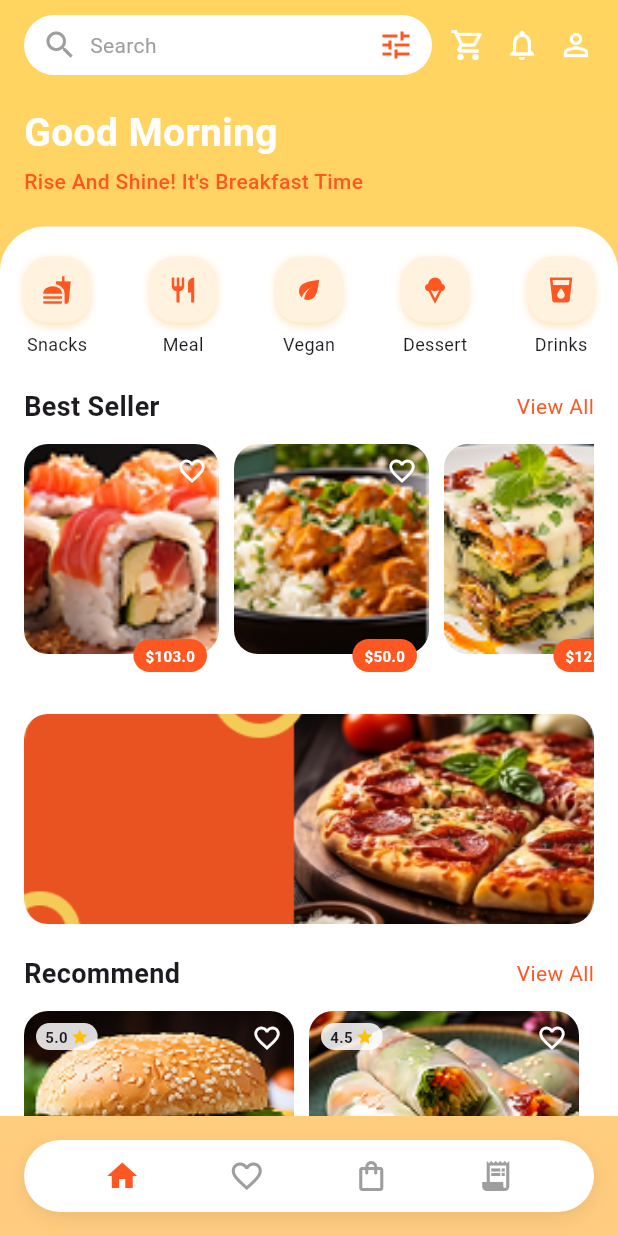
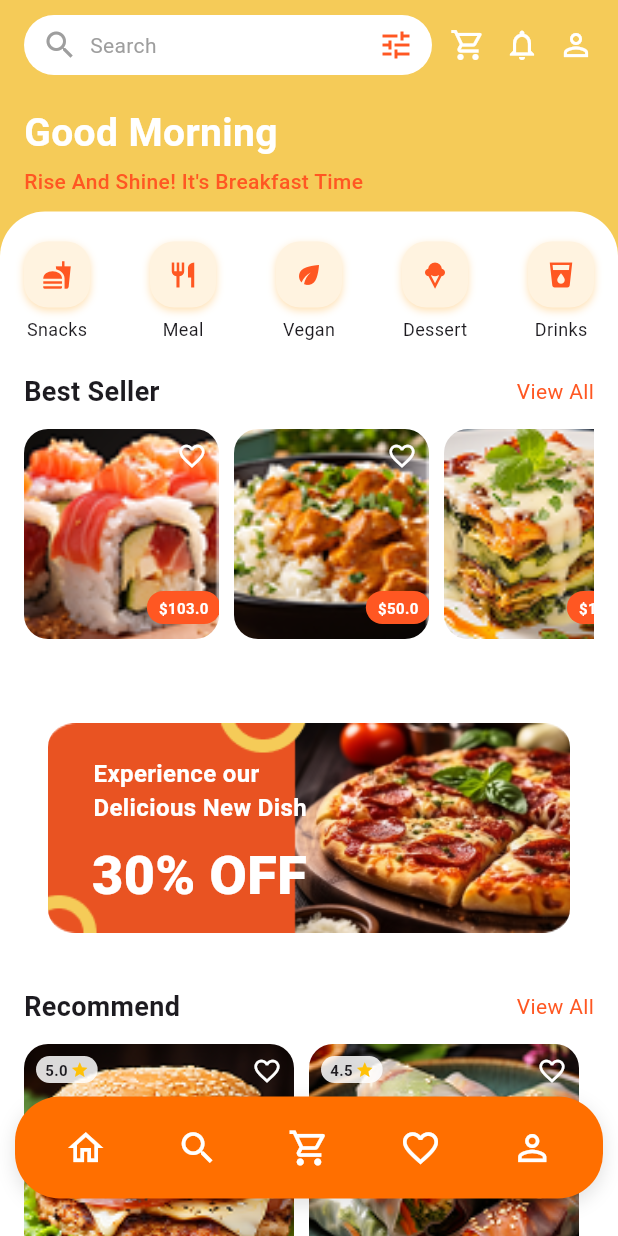
Before and after one commit to Skretcher/yumquick, a Flutter app: the HomeScreen screen opened by its route, on a phone screen of 412 x 824 dp. Run offline on Flutter 3.47's test engine with Material 3 defaults, Android fonts, the phone set to English and light mode, and no system bars; our stand-ins replace flutter_screenutil, go_router.

Commit message:
feature-btmnavbar-added

```diff
--- a/lib/screens/home_screen.dart
+++ b/lib/screens/home_screen.dart
@@ -6,26 +6,22 @@ class HomeScreen extends StatelessWidget {
   @override
   Widget build(BuildContext context) {
     return Scaffold(
-      extendBody: true, // for floating effect
-      body: Container(
-        decoration: const BoxDecoration(
-          gradient: LinearGradient(
-            colors: [Color(0xFFFFD55F), Color(0xFFFFCC80)],
-            begin: Alignment.topCenter,
-            end: Alignment.bottomCenter,
-          ),
-        ),
-        child: SafeArea(
-          child: SingleChildScrollView(
+      backgroundColor: const Color(0xFFF5CB58), // 🍋 Yellow background
+
+      body: Stack(
+        children: [
+          // ✅ Main Content
+          SafeArea(
+            bottom: false,
             child: Column(
-              crossAxisAlignment: CrossAxisAlignment.start,
               children: [
-                // Search & Icons
+                // 🍋 Header
                 Padding(
                   padding:
                       const EdgeInsets.symmetric(horizontal: 16, vertical: 10),
                   child: Row(
                     children: [
+                      // 🔍 Search Bar
                       Expanded(
                         child: Container(
                           height: 40,
@@ -57,12 +53,16 @@ class HomeScreen extends StatelessWidget {
                   ),
                 ),
 
-                // Greetings
-                const Padding(
-                  padding: EdgeInsets.symmetric(horizontal: 16),
+                // 🍋 Greeting text
+                // 🍋 Greeting text
+                const Align(
+                  alignment: Alignment.centerLeft,
+                  child: Padding(
+                    padding: const EdgeInsets.symmetric(
+                        horizontal: 16.0), // optional for side margin
                     child: Column(
                       crossAxisAlignment: CrossAxisAlignment.start,
-                    children: [
+                      children: const [
                         SizedBox(height: 10),
                         Text(
                           'Good Morning',
@@ -84,27 +84,33 @@ class HomeScreen extends StatelessWidget {
                       ],
                     ),
                   ),
+                ),
 
-                const SizedBox(height: 20),
+                const SizedBox(height: 10),
 
-                // White Container
-                Container(
+                // ⚪️ White content area
+                Expanded(
+                  child: Container(
+                    width: double.infinity,
                     decoration: const BoxDecoration(
                       color: Colors.white,
                       borderRadius:
                           BorderRadius.vertical(top: Radius.circular(30)),
                     ),
-                  child: Padding(
-                    padding: const EdgeInsets.fromLTRB(16, 20, 16, 90),
+                    child: SingleChildScrollView(
+                      padding: const EdgeInsets.fromLTRB(16, 20, 16,
+                          80), // 👈 extra bottom padding for floating nav bar
                       child: Column(
                         crossAxisAlignment: CrossAxisAlignment.start,
                         children: [
-                        // Categories
+                          // 🍽️ Categories
                           const Row(
                             mainAxisAlignment: MainAxisAlignment.spaceBetween,
                             children: [
-                            CategoryIcon(label: "Snacks", icon: Icons.fastfood),
-                            CategoryIcon(label: "Meal", icon: Icons.restaurant),
+                              CategoryIcon(
+                                  label: "Snacks", icon: Icons.fastfood),
+                              CategoryIcon(
+                                  label: "Meal", icon: Icons.restaurant),
                               CategoryIcon(label: "Vegan", icon: Icons.eco),
                               CategoryIcon(
                                   label: "Dessert", icon: Icons.icecream),
@@ -112,21 +118,20 @@ class HomeScreen extends StatelessWidget {
                                   label: "Drinks", icon: Icons.local_drink),
                             ],
                           ),
-
                           const SizedBox(height: 20),
 
-                        // Best Seller
+                          // 🔥 Best Seller
                           const Row(
                             mainAxisAlignment: MainAxisAlignment.spaceBetween,
                             children: [
                               Text('Best Seller',
                                   style: TextStyle(
-                                    fontWeight: FontWeight.bold, fontSize: 18)),
+                                      fontWeight: FontWeight.bold,
+                                      fontSize: 18)),
                               Text('View All',
                                   style: TextStyle(color: Color(0xFFFF5722))),
                             ],
                           ),
-
                           const SizedBox(height: 12),
                           SizedBox(
                             height: 160,
@@ -148,33 +153,73 @@ class HomeScreen extends StatelessWidget {
 
                           const SizedBox(height: 20),
 
-                        // Promo Banner
-                        ClipRRect(
+                          // 🎉 Promo Banner
+                          Padding(
+                            padding: const EdgeInsets.all(16),
+                            child: ClipRRect(
                               borderRadius: BorderRadius.circular(16),
-                          child: Image.asset(
+                              child: Stack(
+                                children: [
+                                  Image.asset(
                                     'assets/images/Frame71.png',
                                     height: 140,
                                     width: double.infinity,
                                     fit: BoxFit.cover,
                                   ),
+                                  Positioned(
+                                    left: 16,
+                                    top: 16,
+                                    child: Container(
+                                      padding: const EdgeInsets.symmetric(
+                                          horizontal: 10, vertical: 6),
+                                      child: const Text(
+                                        ' Experience our \n Delicious New Dish',
+                                        style: TextStyle(
+                                          color: Colors.white,
+                                          fontSize: 16,
+                                          fontWeight: FontWeight.bold,
+                                        ),
+                                      ),
+                                    ),
+                                  ),
+                                  Positioned(
+                                    left: 10,
+                                    top: 70,
+                                    child: Container(
+                                      padding: const EdgeInsets.symmetric(
+                                          horizontal: 10, vertical: 6),
+                                      child: const Text(
+                                        ' 30% OFF',
+                                        style: TextStyle(
+                                          color: Colors.white,
+                                          fontSize: 36,
+                                          fontWeight: FontWeight.w900,
+                                        ),
+                                      ),
+                                    ),
+                                  ),
+                                ],
+                              ),
+                            ),
                           ),
 
                           const SizedBox(height: 20),
 
-                        // Recommend
+                          // ⭐ Recommend
                           const Row(
                             mainAxisAlignment: MainAxisAlignment.spaceBetween,
                             children: [
                               Text('Recommend',
                                   style: TextStyle(
-                                    fontWeight: FontWeight.bold, fontSize: 18)),
+                                      fontWeight: FontWeight.bold,
+                                      fontSize: 18)),
                               Text('View All',
                                   style: TextStyle(color: Color(0xFFFF5722))),
                             ],
                           ),
                           const SizedBox(height: 12),
                           SizedBox(
-                          height: 220, // Larger height than Best Seller
+                            height: 220,
                             child: ListView(
                               scrollDirection: Axis.horizontal,
                               children: const [
@@ -183,24 +228,77 @@ class HomeScreen extends StatelessWidget {
                                     price: '\$10.0',
                                     showRating: true,
                                     rating: '5.0',
-                                isLarge: true,
-                              ),
+                                    isLarge: true),
                                 ProductCard(
                                     imageUrl: 'assets/images/Rectangle128.png',
                                     price: '\$25.0',
                                     showRating: true,
                                     rating: '4.5',
-                                isLarge: true,
-                              ),
+                                    isLarge: true),
                                 ProductCard(
                                     imageUrl: 'assets/images/Rectangle134.png',
                                     price: '\$32.0',
                                     showRating: true,
                                     rating: '4.7',
-                                isLarge: true,
+                                    isLarge: true),
+                              ],
+                            ),
+                          ),
+                          const SizedBox(height: 20),
+                        ],
+                      ),
+                    ),
+                  ),
                 ),
               ],
             ),
+          ),
+
+          // ✅ Floating Bottom Navigation Bar Overlay
+          Positioned(
+            left: 10,
+            right: 10,
+            bottom: 25,
+            child: Container(
+              decoration: BoxDecoration(
+                color: const Color(0xFFFF6F00),
+                borderRadius: BorderRadius.circular(30),
+                boxShadow: const [
+                  BoxShadow(
+                    color: Colors.black12,
+                    blurRadius: 10,
+                    offset: Offset(0, 4),
+                  ),
+                ],
+              ),
+              padding: const EdgeInsets.symmetric(horizontal: 10, vertical: 10),
+              child: Row(
+                mainAxisAlignment: MainAxisAlignment.spaceAround,
+                children: [
+                  IconButton(
+                    icon: const Icon(Icons.home_outlined,
+                        color: Colors.white, size: 28),
+                    onPressed: () {},
+                  ),
+                  IconButton(
+                    icon:
+                        const Icon(Icons.search, color: Colors.white, size: 28),
+                    onPressed: () {},
+                  ),
+                  IconButton(
+                    icon: const Icon(Icons.shopping_cart_outlined,
+                        color: Colors.white, size: 28),
+                    onPressed: () {},
+                  ),
+                  IconButton(
+                    icon: const Icon(Icons.favorite_border,
+                        color: Colors.white, size: 28),
+                    onPressed: () {},
+                  ),
+                  IconButton(
+                    icon: const Icon(Icons.person_outline,
+                        color: Colors.white, size: 28),
+                    onPressed: () {},
                   ),
                 ],
               ),
@@ -208,40 +306,11 @@ class HomeScreen extends StatelessWidget {
           ),
         ],
       ),
-          ),
-        ),
-      ),
-
-      // Bottom NavBar – Floating style
-      bottomNavigationBar: Container(
-        margin: const EdgeInsets.all(16),
-        padding: const EdgeInsets.symmetric(horizontal: 24, vertical: 12),
-        decoration: BoxDecoration(
-          color: Colors.white,
-          borderRadius: BorderRadius.circular(30),
-          boxShadow: [
-            BoxShadow(
-              color: Colors.black.withOpacity(0.08),
-              blurRadius: 10,
-              offset: const Offset(0, 4),
-            ),
-          ],
-        ),
-        child: const Row(
-          mainAxisAlignment: MainAxisAlignment.spaceAround,
-          children: [
-            Icon(Icons.home, color: Colors.deepOrange),
-            Icon(Icons.favorite_border, color: Colors.grey),
-            Icon(Icons.shopping_bag_outlined, color: Colors.grey),
-            Icon(Icons.receipt_long, color: Colors.grey),
-          ],
-        ),
-      ),
     );
   }
 }
 
-// Category icon widget
+// ✅ Reusable widgets (same as before)
 class CategoryIcon extends StatelessWidget {
   final String label;
   final IconData icon;
@@ -274,7 +343,6 @@ class CategoryIcon extends StatelessWidget {
   }
 }
 
-// Product card widget
 class ProductCard extends StatelessWidget {
   final String imageUrl;
   final String price;
@@ -334,9 +402,10 @@ class ProductCard extends StatelessWidget {
             right: 8,
             child: Icon(Icons.favorite_border, color: Colors.white, size: 20),
           ),
+          // 🍊 Price tag
           Positioned(
-            bottom: 8,
-            right: 8,
+            bottom: 30,
+            right: -1,
             child: Container(
               padding: const EdgeInsets.symmetric(horizontal: 8, vertical: 4),
               decoration: BoxDecoration(
--- a/lib/screens/login_screen.dart
+++ b/lib/screens/login_screen.dart
@@ -43,7 +43,7 @@ class _LoginScreenState extends State<LoginScreen> {
             left: 0,
             right: 0,
             child: Container(
-              height: 250,
+              height: 150,
               decoration: const BoxDecoration(
                 color: Color(0xFFFFD55F),
                 borderRadius: BorderRadius.only(
@@ -51,7 +51,8 @@ class _LoginScreenState extends State<LoginScreen> {
                   bottomRight: Radius.circular(30),
                 ),
               ),
-              padding: const EdgeInsets.only(left: 16, right: 16, top: 50),
+              padding: const EdgeInsets.only(
+                  left: 16, right: 16, top: 50, bottom: 0),
               child: Stack(
                 children: [
                   Align(
```
Lines whose indentation alone changed are shown as unchanged.
